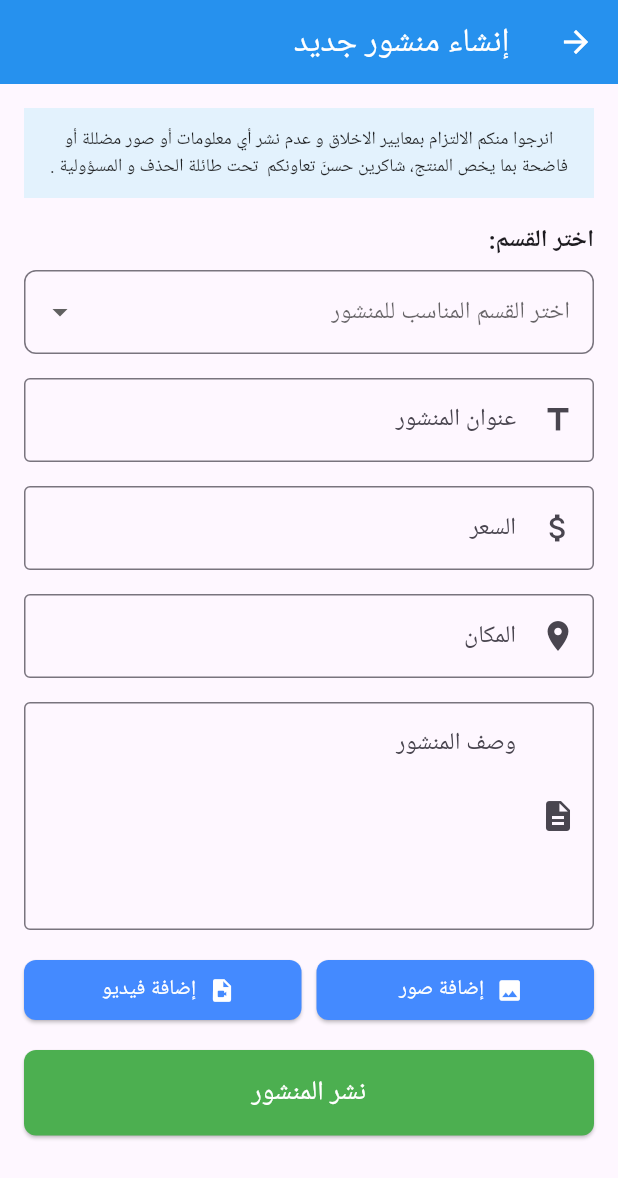
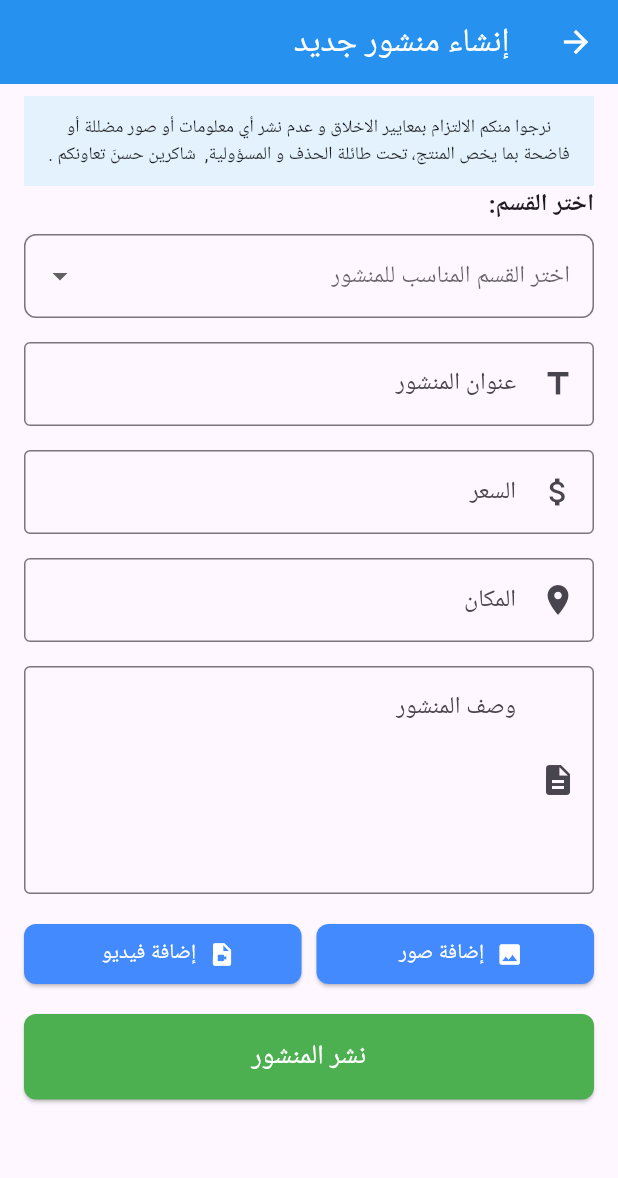
Before and after one commit to waelbilal2003/minex_frontend, a Flutter app: the CreatePostPage screen opened directly, on a phone screen of 412 x 824 dp. Shown: the top 1178 px of the screen. Run offline on Flutter 3.47's test engine with Material 3 defaults, Android fonts, the light colour scheme and no system bars; our stand-ins replace app_links, cached_network_image, firebase_core, firebase_messaging, flutter_local_notifications, font_awesome_flutter and 5 more; accounts and stored records are empty; Roboto replaces fonts that are missing (Arial).

Commit message:
حل مشكبة الرابط بعد تعديلات الباك ايند وضبط الحشوة

```diff
--- a/lib/create_post_page.dart
+++ b/lib/create_post_page.dart
@@ -161,7 +161,7 @@ class _CreatePostPageState extends State<CreatePostPage> {
         children: [
           Expanded(
             child: Text(
-              "انرجوا منكم الالتزام بمعايير الاخلاق و عدم نشر أي معلومات أو صور مضللة أو فاضحة بما يخص المنتج، شاكرين حسنَ تعاونكم  تحت طائلة الحذف و المسؤولية .",
+              "نرجوا منكم الالتزام بمعايير الاخلاق و عدم نشر أي معلومات أو صور مضللة أو فاضحة بما يخص المنتج، تحت طائلة الحذف و المسؤولية,  شاكرين حسنَ تعاونكم .",
               style: TextStyle(
                 fontSize: 12, // حجم نص أصغر ليناسب الشريط
                 color: isDarkMode ? Colors.white70 : Colors.black87,
@@ -183,22 +183,21 @@ class _CreatePostPageState extends State<CreatePostPage> {
         backgroundColor: Colors.blue,
         foregroundColor: Colors.white,
       ),
-      body: Padding(
-        padding: const EdgeInsets.all(16.0),
-        child: Form(
+      body: Form(
         key: _formKey,
         child: ListView(
+          // إزالة Padding الخارجي لتقليل الهوامش
+          padding: const EdgeInsets.symmetric(horizontal: 16.0, vertical: 8.0),
           children: [
             // إضافة شريط التنبيه هنا
             _buildDisclaimer(),
-              SizedBox(height: 16),
 
             // قسم اختيار السوق/القسم
             Text(
               'اختر القسم:',
               style: TextStyle(fontSize: 16, fontWeight: FontWeight.bold),
             ),
-              SizedBox(height: 8),
+            SizedBox(height: 8), // مسموح بمسافة صغيرة للوضوح
             DropdownButtonFormField<String>(
               value: _selectedMarket,
               hint: Text('اختر القسم المناسب للمنشور'),
@@ -220,6 +219,8 @@ class _CreatePostPageState extends State<CreatePostPage> {
                 );
               }).toList(),
             ),
+
+            // باقي الحقول كما هي (مع فواصل معقولة)
             SizedBox(height: 16),
             TextFormField(
               controller: _titleController,
@@ -235,6 +236,7 @@ class _CreatePostPageState extends State<CreatePostPage> {
                 return null;
               },
             ),
+
             SizedBox(height: 16),
             // حقل السعر
             TextFormField(
@@ -417,7 +419,6 @@ class _CreatePostPageState extends State<CreatePostPage> {
           ],
         ),
       ),
-      ),
     );
   }
 }
--- a/lib/post_card_widget.dart
+++ b/lib/post_card_widget.dart
@@ -636,7 +636,7 @@ class _PostCardWidgetState extends State<PostCardWidget> {
                       final postTitle = widget.post['title'] ??
                           widget.post['content']?.substring(0, 30) ??
                           'منشور';
-                      final url = 'https://minexsy.site/posts/$postId';
+                      final url = 'https://minexsy.site/api/posts/$postId';
 
                       // نص المشاركة الجذاب
                       final shareText =
--- a/lib/post_card_widget_profile.dart
+++ b/lib/post_card_widget_profile.dart
@@ -572,7 +572,7 @@ class _PostCardWidgetStateProfile extends State<PostCardWidgetProfile> {
                       final postTitle = widget.post['title'] ??
                           widget.post['content']?.substring(0, 30) ??
                           'منشور';
-                      final url = 'https://minexsy.site/posts/$postId';
+                      final url = 'https://minexsy.site/api/posts/$postId';
 
                       // نص المشاركة الجذاب
                       final shareText =
--- a/lib/post_card_widget_search.dart
+++ b/lib/post_card_widget_search.dart
@@ -572,7 +572,7 @@ class _PostCardWidgetSearch extends State<PostCardWidgetSearch> {
                       final postTitle = widget.post['title'] ??
                           widget.post['content']?.substring(0, 30) ??
                           'منشور';
-                      final url = 'https://minexsy.site/posts/$postId';
+                      final url = 'https://minexsy.site/api/posts/$postId';
 
                       // نص المشاركة الجذاب
                       final shareText =
```
Also changed, not shown: 1 other file. Lines whose indentation alone changed are shown as unchanged.
